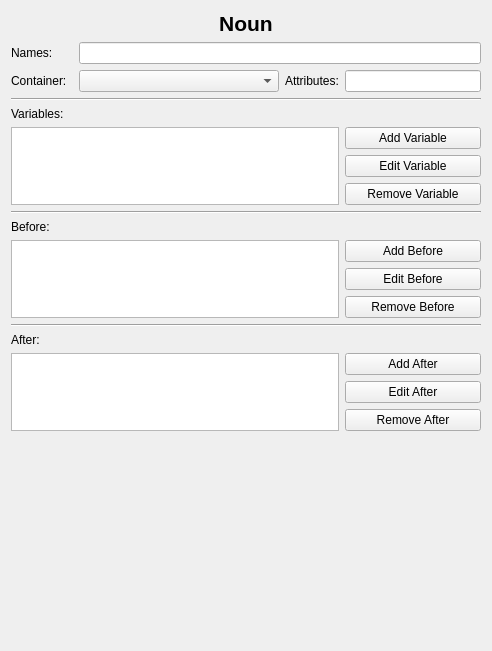
Qt form base/nautilus/view/noun-widget.ui (jason80/dragonfly) before a commit.
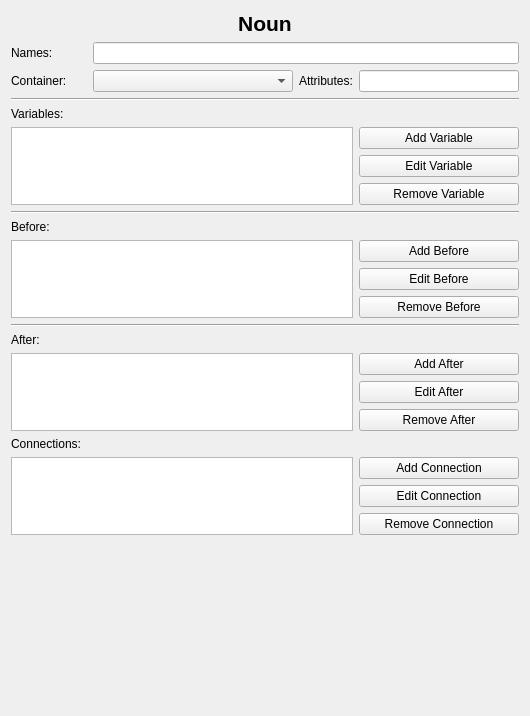
The same form after that commit.

Commit message: feat: add, edit and remove connections from Noun

Diff of the .ui file:
```diff
--- a/base/nautilus/view/noun-widget.ui
+++ b/base/nautilus/view/noun-widget.ui
@@ -6,14 +6,21 @@
    <rect>
     <x>0</x>
     <y>0</y>
-    <width>492</width>
-    <height>651</height>
+    <width>530</width>
+    <height>716</height>
    </rect>
   </property>
   <property name="windowTitle">
    <string>Form</string>
   </property>
   <layout class="QGridLayout" name="gridLayout">
+   <item row="19" column="4">
+    <widget class="QPushButton" name="btnAddConnection">
+     <property name="text">
+      <string>Add Connection</string>
+     </property>
+    </widget>
+   </item>
    <item row="3" column="0" colspan="5">
     <widget class="Line" name="line">
      <property name="orientation">
@@ -42,7 +49,7 @@
      </property>
     </widget>
    </item>
-   <item row="18" column="0">
+   <item row="22" column="0">
     <spacer name="verticalSpacer">
      <property name="orientation">
       <enum>Qt::Vertical</enum>
@@ -207,6 +214,34 @@
      </property>
     </widget>
    </item>
+   <item row="18" column="0">
+    <widget class="QLabel" name="label_8">
+     <property name="text">
+      <string>Connections:</string>
+     </property>
+    </widget>
+   </item>
+   <item row="20" column="4">
+    <widget class="QPushButton" name="btnEditConnection">
+     <property name="text">
+      <string>Edit Connection</string>
+     </property>
+    </widget>
+   </item>
+   <item row="21" column="4">
+    <widget class="QPushButton" name="btnRemoveConnection">
+     <property name="text">
+      <string>Remove Connection</string>
+     </property>
+    </widget>
+   </item>
+   <item row="19" column="0" rowspan="3" colspan="4">
+    <widget class="QListView" name="lstConnections">
+     <property name="editTriggers">
+      <set>QAbstractItemView::NoEditTriggers</set>
+     </property>
+    </widget>
+   </item>
   </layout>
  </widget>
  <resources/>
```
The commit also changes 2 other files.
